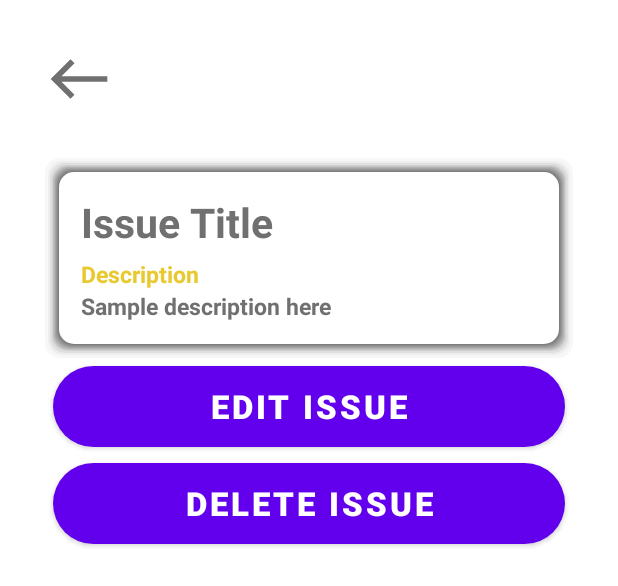
After one commit to paulcrasmareanu/clean-city-android-app, an Android app: the layout activity_view_issue.xml on its own in the app's theme, with its tools: preview values and no code run, on a phone screen of 412 x 824 dp. The commit adds this screen. Shown: the top 586 px of the screen. Run offline under Robolectric (Android 15) with nearby library versions, the phone set to English and light mode, and no system bars.

Commit message:
Added view issue activity and navigation between activities

```diff
--- a/app/src/main/java/com/upt/cleancity/activities/CreateIssueActivity.kt
+++ b/app/src/main/java/com/upt/cleancity/activities/CreateIssueActivity.kt
@@ -7,6 +7,8 @@ import android.view.View
 import android.widget.Toast
 import com.upt.cleancity.R
 import com.upt.cleancity.model.Issue
+import com.upt.cleancity.service.IssueService
+import com.upt.cleancity.service.factory.IssueServiceFactory
 import kotlinx.android.synthetic.main.activity_create_issue.*
 
 class CreateIssueActivity : AppCompatActivity() {
@@ -15,13 +17,20 @@ class CreateIssueActivity : AppCompatActivity() {
         const val TAG = "__CreateIssueActivity"
     }
 
+    private lateinit var issueService: IssueService
+
     private var latitude: Double = 0.0
     private var longitude: Double = 0.0
 
     override fun onCreate(savedInstanceState: Bundle?) {
-        //todo retrieve latitude and longitude from intent
         super.onCreate(savedInstanceState)
         setContentView(R.layout.activity_create_issue)
+
+        issueService = IssueServiceFactory.makeService(this)
+
+        val intent = intent
+        latitude = intent.getDoubleExtra("MARKER_LATITUDE", 0.0)
+        longitude = intent.getDoubleExtra("MARKER_LONGITUDE", 0.0)
     }
 
     fun performButtonFunctionalities(view: View) {
@@ -38,7 +47,6 @@ class CreateIssueActivity : AppCompatActivity() {
             return
         }
 
-        //todo pass lat and long to activity when creating issue
         val issue = Issue(
             0,
             title, description,
--- a/app/src/main/java/com/upt/cleancity/activities/MapsActivity.kt
+++ b/app/src/main/java/com/upt/cleancity/activities/MapsActivity.kt
@@ -6,7 +6,6 @@ import android.location.Location
 import android.location.LocationRequest
 import androidx.appcompat.app.AppCompatActivity
 import android.os.Bundle
-import android.widget.Toast
 import androidx.core.app.ActivityCompat
 
 import com.google.android.gms.maps.CameraUpdateFactory
@@ -16,12 +15,16 @@ import com.google.android.gms.maps.GoogleMap
 import com.google.android.gms.maps.OnMapReadyCallback
 import com.google.android.gms.maps.SupportMapFragment
 import com.google.android.gms.maps.model.LatLng
+import com.google.android.gms.maps.model.Marker
 import com.google.android.gms.maps.model.MarkerOptions
 import com.upt.cleancity.R
+import com.upt.cleancity.model.Issue
+import com.upt.cleancity.service.IssueService
+import com.upt.cleancity.service.factory.IssueServiceFactory
 import com.upt.cleancity.utils.AppNavigationStartActivity
 import com.upt.cleancity.utils.AppState
 
-class MapsActivity : AppCompatActivity(), OnMapReadyCallback, GoogleMap.OnMapClickListener {
+class MapsActivity : AppCompatActivity(), OnMapReadyCallback, GoogleMap.OnMapClickListener, GoogleMap.OnMarkerClickListener {
 
     private lateinit var mMap: GoogleMap
     private lateinit var currentLocation: Location
@@ -30,6 +33,7 @@ class MapsActivity : AppCompatActivity(), OnMapReadyCallback, GoogleMap.OnMapCli
 
     private lateinit var mapFragment: SupportMapFragment
 
+    private lateinit var issueService: IssueService
     private var loggedInUser = AppState.loggedInUser
     private var authToken = "Bearer " + AppState.currentToken.accessToken
 
@@ -40,6 +44,7 @@ class MapsActivity : AppCompatActivity(), OnMapReadyCallback, GoogleMap.OnMapCli
     override fun onCreate(savedInstanceState: Bundle?) {
         super.onCreate(savedInstanceState)
         setContentView(R.layout.activity_maps)
+        issueService = IssueServiceFactory.makeService(this)
 
         fusedLocationProviderClient = LocationServices.getFusedLocationProviderClient(this)
         // Obtain the SupportMapFragment and get notified when the map is ready to be used.
@@ -51,8 +56,7 @@ class MapsActivity : AppCompatActivity(), OnMapReadyCallback, GoogleMap.OnMapCli
     /**
      * Manipulates the map once available.
      * This callback is triggered when the map is ready to be used.
-     * This is where we can add markers or lines, add listeners or move the camera. In this case,
-     * we just add a marker near Sydney, Australia.
+     * This is where we can add markers or lines, add listeners or move the camera.
      * If Google Play services is not installed on the device, the user will be prompted to install
      * it inside the SupportMapFragment. This method will only be triggered once the user has
      * installed Google Play services and returned to the app.
@@ -63,6 +67,7 @@ class MapsActivity : AppCompatActivity(), OnMapReadyCallback, GoogleMap.OnMapCli
         mMap = googleMap
 
         mMap.setOnMapClickListener(this)
+        mMap.setOnMarkerClickListener(this)
 
         fetchLastLocation()
     }
@@ -71,6 +76,12 @@ class MapsActivity : AppCompatActivity(), OnMapReadyCallback, GoogleMap.OnMapCli
         val markerOptions = MarkerOptions().position(latLng)
         mMap.addMarker(markerOptions)
         AppNavigationStartActivity.transitionToCreateIssue(this, latLng.latitude, latLng.longitude)
+    }
+
+    private fun loadExistingIssueMarkers(issues: List<Issue>) {
+        issues.forEach {
+            mMap.addMarker(MarkerOptions().position(LatLng(it.latitude, it.longitude)))
+        }
     }
 
     private fun fetchLastLocation() {
@@ -103,4 +114,10 @@ class MapsActivity : AppCompatActivity(), OnMapReadyCallback, GoogleMap.OnMapCli
             }
         }
     }
+
+    override fun onMarkerClick(p0: Marker): Boolean {
+        //todo decide best solution to transit to view activity: get issue by ID or get issue from in-memory list
+        AppNavigationStartActivity.transitionToViewIssue(this)
+        return true
+    }
 }
--- /dev/null
+++ b/app/src/main/java/com/upt/cleancity/activities/ViewIssueActivity.kt
@@ -0,0 +1,50 @@
+package com.upt.cleancity.activities
+
+import androidx.appcompat.app.AppCompatActivity
+import android.os.Bundle
+import android.view.View
+import com.upt.cleancity.R
+import com.upt.cleancity.model.Issue
+import com.upt.cleancity.service.IssueService
+import com.upt.cleancity.service.factory.IssueServiceFactory
+import com.upt.cleancity.utils.AppNavigationStartActivity
+import com.upt.cleancity.utils.AppState
+import kotlinx.android.synthetic.main.activity_view_issue.*
+
+class ViewIssueActivity : AppCompatActivity() {
+
+    companion object {
+        const val TAG = "__ViewIssueActivity"
+    }
+
+    private lateinit var selectedIssue: Issue
+    private lateinit var issueService: IssueService
+
+    private var userId = AppState.loggedInUser.id
+
+    override fun onCreate(savedInstanceState: Bundle?) {
+        super.onCreate(savedInstanceState)
+        setContentView(R.layout.activity_view_issue)
+
+        issueService = IssueServiceFactory.makeService(this)
+
+        //todo add button visibility clauses e.g. user owns issue or not
+    }
+
+    fun performButtonFunctionalities(view: View) {
+        when(view.id) {
+            R.id.issueViewBackButton -> finish()
+            R.id.issueViewEditButton -> goToEditActivity(selectedIssue)
+            R.id.issueViewDeleteButton -> deleteIssue()
+        }
+    }
+
+    private fun goToEditActivity(issue: Issue) {
+        AppNavigationStartActivity.transitionToEditIssue(this, issue)
+    }
+
+    private fun deleteIssue() {
+        //todo add service method to delete issue
+        finish()
+    }
+}
--- a/app/src/main/java/com/upt/cleancity/utils/AppNavigationStartActivity.kt
+++ b/app/src/main/java/com/upt/cleancity/utils/AppNavigationStartActivity.kt
@@ -2,9 +2,8 @@ package com.upt.cleancity.utils
 
 import android.content.Context
 import android.content.Intent
-import com.upt.cleancity.activities.CreateIssueActivity
-import com.upt.cleancity.activities.MapsActivity
-import com.upt.cleancity.activities.RegisterActivity
+import com.upt.cleancity.activities.*
+import com.upt.cleancity.model.Issue
 
 class AppNavigationStartActivity {
     companion object {
@@ -22,5 +21,15 @@ class AppNavigationStartActivity {
             intent.putExtra("MARKER_LONGITUDE", long)
             context.startActivity(intent)
         }
+
+        fun transitionToViewIssue(context: Context) {
+            context.startActivity(Intent(context, ViewIssueActivity::class.java))
+        }
+
+        fun transitionToEditIssue(context: Context, issue: Issue) {
+            val intent = Intent(context, EditIssueActivity::class.java)
+            intent.putExtra("ISSUE", issue)
+            context.startActivity(intent)
+        }
     }
 }
--- /dev/null
+++ b/app/src/main/res/drawable/border_shadow.xml
@@ -0,0 +1,127 @@
+<layer-list xmlns:android="http://schemas.android.com/apk/res/android">
+    <item>
+        <layer-list>
+            <item>
+                <shape android:shape="rectangle">
+                    <solid android:color="#08000000" />
+                    <corners android:radius="10dp" />
+                    <padding
+                        android:bottom="3px"
+                        android:left="3px"
+                        android:right="3px"
+                        android:top="3px" />
+                </shape>
+            </item>
+            <item>
+                <shape android:shape="rectangle">
+                    <solid android:color="#09000000" />
+                    <corners android:radius="10dp" />
+                    <padding
+                        android:bottom="2px"
+                        android:left="2px"
+                        android:right="2px"
+                        android:top="2px" />
+                </shape>
+            </item>
+            <item>
+                <shape android:shape="rectangle">
+                    <solid android:color="#10000000" />
+                    <corners android:radius="10dp" />
+                    <padding
+                        android:bottom="2px"
+                        android:left="2px"
+                        android:right="2px"
+                        android:top="2px" />
+                </shape>
+            </item>
+            <item>
+                <shape android:shape="rectangle">
+                    <solid android:color="#11000000" />
+                    <corners android:radius="10dp" />
+                    <padding
+                        android:bottom="1px"
+                        android:left="1px"
+                        android:right="1px"
+                        android:top="1px" />
+                </shape>
+            </item>
+            <item>
+                <shape android:shape="rectangle">
+                    <solid android:color="#12000000" />
+                    <corners android:radius="10dp" />
+                    <padding
+                        android:bottom="1px"
+                        android:left="1px"
+                        android:right="1px"
+                        android:top="1px" />
+                </shape>
+            </item>
+            <item>
+                <shape android:shape="rectangle">
+                    <solid android:color="#13000000" />
+                    <corners android:radius="10dp" />
+                    <padding
+                        android:bottom="1px"
+                        android:left="1px"
+                        android:right="1px"
+                        android:top="1px" />
+                </shape>
+            </item>
+            <item>
+                <shape android:shape="rectangle">
+                    <solid android:color="#14000000" />
+                    <corners android:radius="10dp" />
+                    <padding
+                        android:bottom="1px"
+                        android:left="1px"
+                        android:right="1px"
+                        android:top="1px" />
+                </shape>
+            </item>
+            <item>
+                <shape android:shape="rectangle">
+                    <solid android:color="#15000000" />
+                    <corners android:radius="10dp" />
+                    <padding
+                        android:bottom="1px"
+                        android:left="1px"
+                        android:right="1px"
+                        android:top="1px" />
+                </shape>
+            </item>
+            <item>
+                <shape android:shape="rectangle">
+                    <solid android:color="#16000000" />
+                    <corners android:radius="10dp" />
+                    <padding
+                        android:bottom="1px"
+                        android:left="1px"
+                        android:right="1px"
+                        android:top="1px" />
+                </shape>
+            </item>
+            <item>
+                <shape android:shape="rectangle">
+                    <solid android:color="#17000000" />
+                    <corners android:radius="10dp" />
+                    <padding
+                        android:bottom="1px"
+                        android:left="1px"
+                        android:right="1px"
+                        android:top="1px" />
+                </shape>
+            </item>
+        </layer-list>
+    </item>
+    <item>
+        <shape android:shape="rectangle">
+            <solid android:color="#FFF" />
+            <corners android:radius="10dp" />
+            <padding
+                android:bottom="15dp"
+                android:left="15dp"
+                android:right="15dp"
+                android:top="15dp" />
+        </shape>
+    </item>
+</layer-list>
--- /dev/null
+++ b/app/src/main/res/layout/activity_view_issue.xml
@@ -0,0 +1,71 @@
+<?xml version="1.0" encoding="utf-8"?>
+<ScrollView xmlns:android="http://schemas.android.com/apk/res/android"
+    xmlns:app="http://schemas.android.com/apk/res-auto"
+    xmlns:tools="http://schemas.android.com/tools"
+    android:layout_width="match_parent"
+    android:layout_height="match_parent"
+    tools:context=".activities.ViewIssueActivity">
+
+    <LinearLayout
+        android:layout_width="match_parent"
+        android:layout_height="wrap_content"
+        android:orientation="vertical"
+        android:padding="30dp">
+
+        <View
+            android:id="@+id/issueViewBackButton"
+            android:background="@drawable/selectable_back_button"
+            android:layout_width="45dp"
+            android:layout_height="45dp"
+            android:layout_marginBottom="10dp"
+            android:onClick="performButtonFunctionalities" />
+
+        <LinearLayout
+            android:layout_width="match_parent"
+            android:layout_height="wrap_content"
+            android:orientation="vertical"
+            android:background="@drawable/border_shadow"
+            android:layout_marginTop="20dp">
+
+            <TextView
+                android:id="@+id/issueViewTitle"
+                android:layout_width="match_parent"
+                style="@style/bigLightText"
+                android:text="@string/issue_title_text" />
+
+            <TextView
+                android:layout_width="match_parent"
+                android:layout_height="wrap_content"
+                android:text="@string/description_text"
+                android:textColor="@color/colorAccent"
+                android:layout_marginTop="5dp"
+                style="@style/mediumLightText" />
+
+            <TextView
+                android:id="@+id/issueViewDescription"
+                style="@style/mediumLightText"
+                android:text="@string/sample_description_text" />
+
+        </LinearLayout>
+
+        <Button
+            android:id="@+id/issueViewEditButton"
+            style="@style/mediumRoundButton"
+            android:layout_margin="5dp"
+            android:layout_width="match_parent"
+            android:layout_height="wrap_content"
+            android:text="@string/edit_issue_text"
+            android:onClick="performButtonFunctionalities" />
+
+        <Button
+            android:id="@+id/issueViewDeleteButton"
+            style="@style/mediumRoundButton"
+            android:layout_margin="5dp"
+            android:layout_width="match_parent"
+            android:layout_height="wrap_content"
+            android:text="@string/delete_issue_text"
+            android:onClick="performButtonFunctionalities" />
+
+    </LinearLayout>
+
+</ScrollView>
--- a/app/src/main/res/values/strings.xml
+++ b/app/src/main/res/values/strings.xml
@@ -32,4 +32,7 @@
     <string name="description_text">Description</string>
     <string name="submit_text">Submit</string>
     <string name="edit_issue_text">Edit Issue</string>
+    <string name="delete_issue_text">Delete Issue</string>
+    <string name="issue_title_text">Issue Title</string>
+    <string name="sample_description_text">Sample description here</string>
 </resources>
--- a/app/src/main/res/values/styles.xml
+++ b/app/src/main/res/values/styles.xml
@@ -26,6 +26,18 @@
         <item name="android:textAllCaps">true</item>
     </style>
 
+    <style name="mediumLightText" parent="viewParent">
+        <item name="android:textColor">@color/containerColor</item>
+        <item name="android:textSize">15sp</item>
+        <item name="android:textStyle">bold</item>
+    </style>
+
+    <style name="bigLightText" parent="viewParent">
+        <item name="android:textColor">@color/containerColor</item>
+        <item name="android:textSize">27sp</item>
+        <item name="android:textStyle">bold</item>
+    </style>
+
     <style name="editProfileText" parent="parent">
         <item name="android:textSize">15sp</item>
         <item name="android:textColor">@color/containerColor</item>
```
Also changed, not shown: app/src/main/AndroidManifest.xml (+7 -6 lines).
